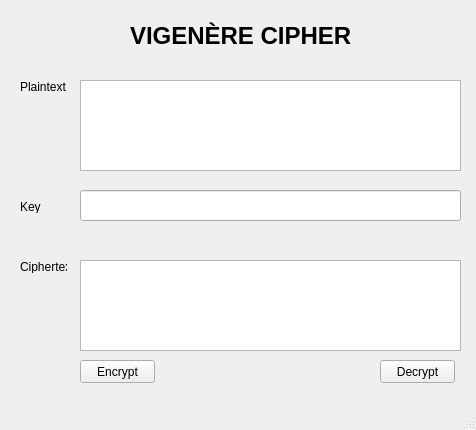
Camloc123/bmtt-nc-hutech-2380601263, file Lab-03/IU/vigenere.ui: the form before one commit.
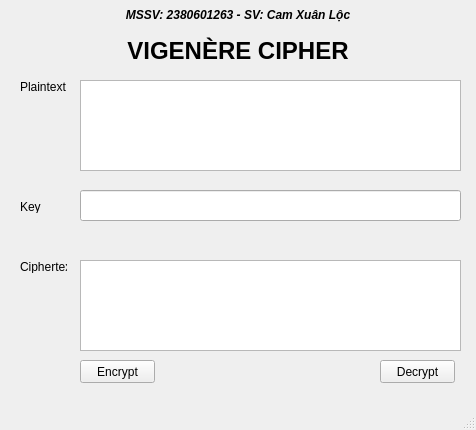
The form after the commit.

```diff
--- a/Lab-03/IU/vigenere.ui
+++ b/Lab-03/IU/vigenere.ui
@@ -14,11 +14,34 @@
    <string>Vigenère Cipher</string>
   </property>
   <widget class="QWidget" name="centralwidget">
+   <widget class="QLabel" name="lbl_student_info">
+    <property name="geometry">
+     <rect>
+      <x>0</x>
+      <y>5</y>
+      <width>476</width>
+      <height>20</height>
+     </rect>
+    </property>
+    <property name="font">
+     <font>
+      <italic>true</italic>
+      <weight>75</weight>
+      <bold>true</bold>
+     </font>
+    </property>
+    <property name="text">
+     <string>MSSV: 2380601263 - SV: Cam Xuân Lộc</string>
+    </property>
+    <property name="alignment">
+     <set>Qt::AlignCenter</set>
+    </property>
+   </widget>
    <widget class="QLabel" name="label">
     <property name="geometry">
      <rect>
-      <x>130</x>
-      <y>20</y>
+      <x>113</x>
+      <y>35</y>
       <width>250</width>
       <height>31</height>
      </rect>
@@ -33,6 +56,9 @@
     <property name="text">
      <string>VIGENÈRE CIPHER</string>
     </property>
+    <property name="alignment">
+     <set>Qt::AlignCenter</set>
+    </property>
    </widget>
    <widget class="QPlainTextEdit" name="txt_plain_text">
     <property name="geometry">
```
Left out of the diff: 2 changed lines with no effect on the pictures.
